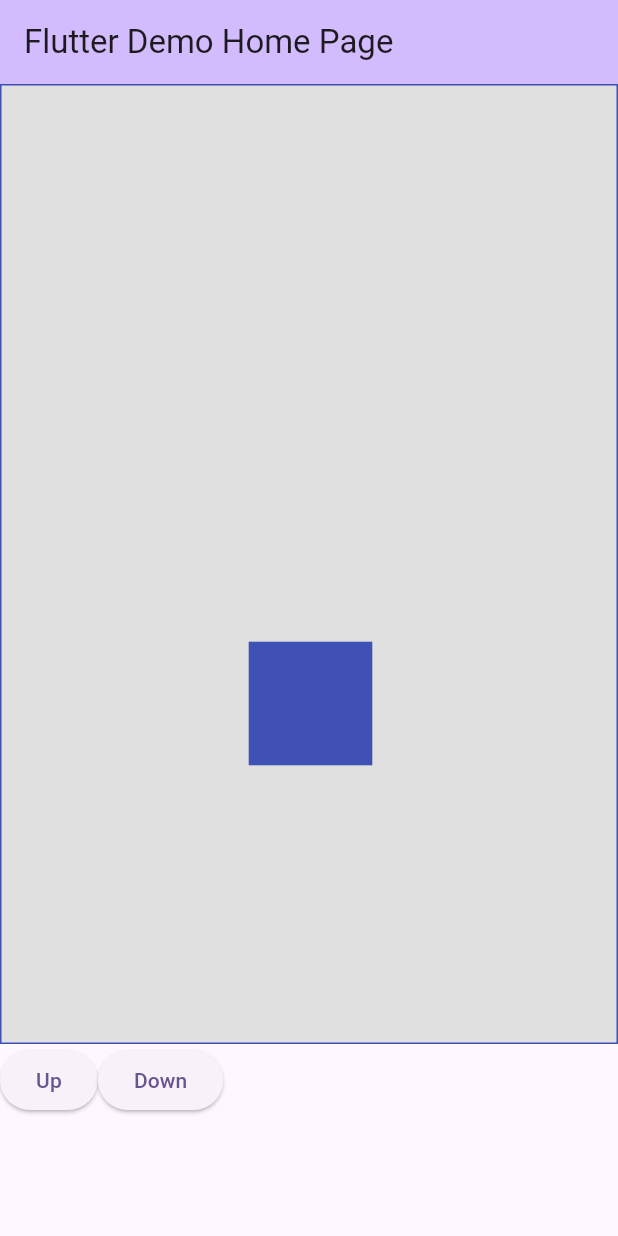
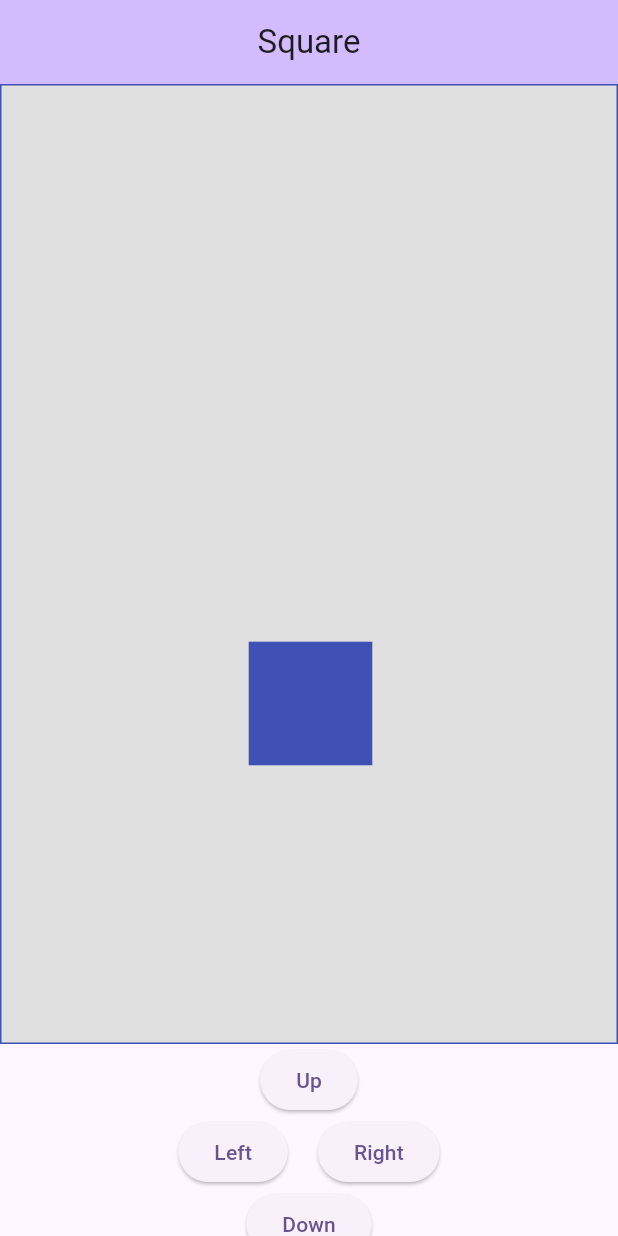
Before and after one commit to uropek97/square_app, a Flutter app: the screen it shows after launch, on a phone screen of 412 x 824 dp. Run offline on Flutter 3.47's test engine with Material 3 defaults, Android fonts, the phone set to English and light mode, and no system bars.

Commit message:
добавлены кнопки влево-вправо

```diff
--- a/lib/main.dart
+++ b/lib/main.dart
@@ -11,12 +11,12 @@
   @override
   Widget build(BuildContext context) {
     return MaterialApp(
-      title: 'Flutter Demo',
+      title: 'Square Demo',
       theme: ThemeData(
         colorScheme: ColorScheme.fromSeed(seedColor: Colors.deepPurple),
         useMaterial3: true,
       ),
-      home: const MyHomePage(title: 'Flutter Demo Home Page'),
+      home: const MyHomePage(title: 'Square'),
     );
   }
 }
@@ -60,6 +60,7 @@
       appBar: AppBar(
         backgroundColor: Theme.of(context).colorScheme.inversePrimary,
         title: Text(widget.title),
+        centerTitle: true,
       ),
       body: Column(
         children: [
@@ -85,19 +86,40 @@
           ),
           Expanded(
             child: Column(
+              crossAxisAlignment: CrossAxisAlignment.center,
               children: [
                 Row(
+                  mainAxisAlignment: MainAxisAlignment.center,
                   children: [
                     ElevatedButton(
-                      onPressed: () => moveSquare(0, 10),
+                      onPressed: () => moveSquare(0, -10),
                       child: const Text('Up'),
                     ),
+                  ],
+                ),
+                Row(
+                  mainAxisAlignment: MainAxisAlignment.center,
+                  children: [
                     ElevatedButton(
-                      onPressed: () => moveSquare(0, -10),
-                      child: const Text('Down'),
+                      onPressed: () => moveSquare(-10, 0),
+                      child: const Text('Left'),
+                      ),
+                    SizedBox(width: 20,),
+                    ElevatedButton(
+                      onPressed: () => moveSquare(10, 0),
+                      child: const Text('Right'),
                     )
                   ],
-                )
+                ),
+                Row(
+                  mainAxisAlignment: MainAxisAlignment.center,
+                  children: [
+                    ElevatedButton(
+                        onPressed: () => moveSquare(0, 10),
+                        child: const Text('Down'),
+                    ),
+                  ],
+                ),
               ],
             ),
           ),
```
